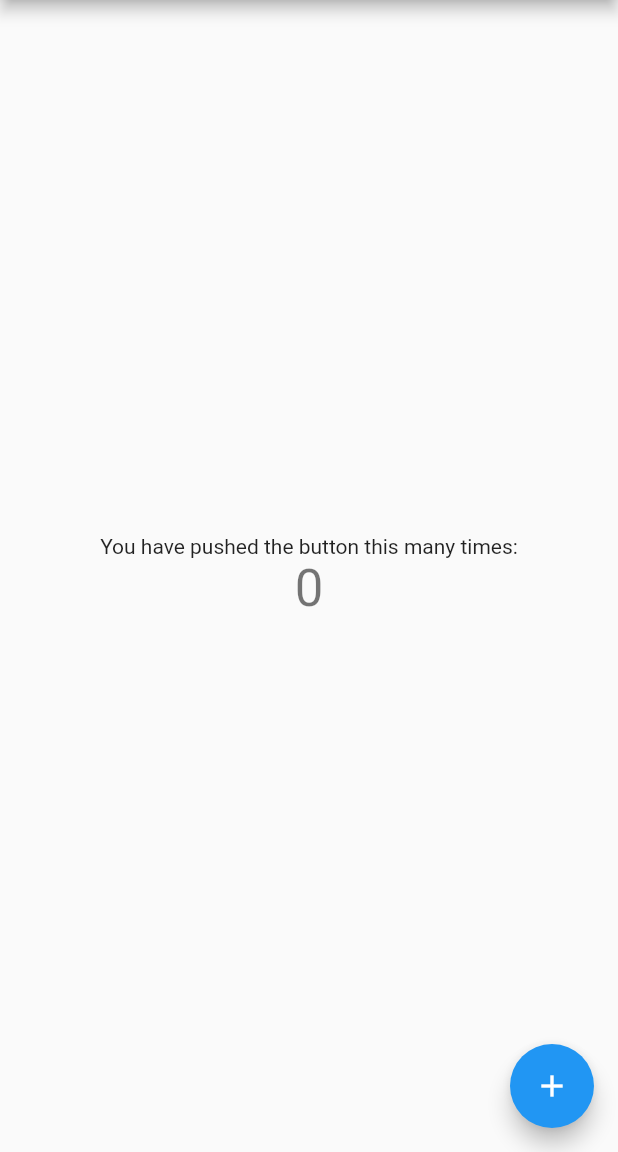
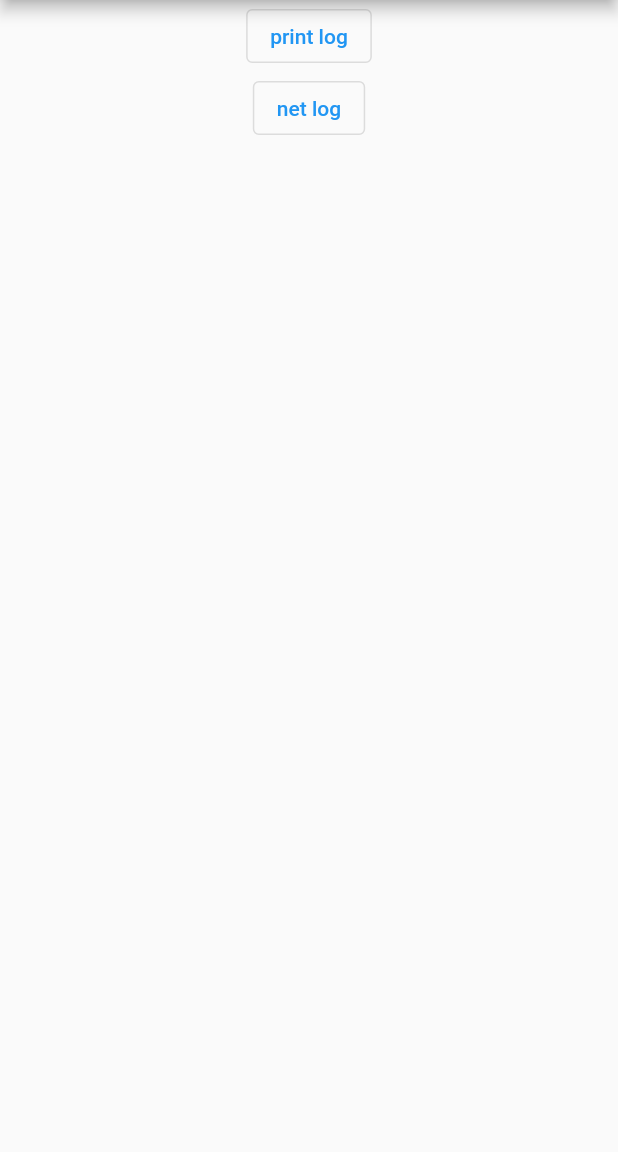
Before and after one commit to zenganiu/flutter_dmcb_logger, a Flutter app: the screen it shows after launch, on a phone screen of 412 x 824 dp, the part 84-1236 px from its top. Run offline on Flutter 3.47's test engine with Material 2 defaults, Android fonts, the phone set to English and light mode, and no system bars.

Commit message:
完善测试用例

```diff
--- /dev/null
+++ b/example/lib/home_page.dart
@@ -0,0 +1,50 @@
+import 'package:flutter/material.dart';
+import 'package:flutter_dmcb_logger/flutter_dmcb_logger.dart';
+
+class MyHomePage extends StatefulWidget {
+  const MyHomePage({super.key, required this.title});
+  final String title;
+
+  @override
+  State<MyHomePage> createState() => _MyHomePageState();
+}
+
+class _MyHomePageState extends State<MyHomePage> {
+  @override
+  void initState() {
+    super.initState();
+  }
+
+  @override
+  Widget build(BuildContext context) {
+    return Scaffold(
+        appBar: AppBar(title: Text(widget.title)),
+        body: SafeArea(
+          child: ListView(
+            children: [
+              Center(
+                child: OutlinedButton(
+                  onPressed: () {
+                    DLogger.info('213312', title: 'info');
+                    DLogger.debug('123132', title: 'debug');
+                    DLogger.warn('123132', title: 'warn');
+                    DLogger.error('123123', title: 'error');
+                  },
+                  child: const Text('print log'),
+                ),
+              ),
+              Center(
+                child: OutlinedButton(
+                  onPressed: () {
+                    DLogger.net(api: 'api');
+                  },
+                  child: const Text('net log'),
+                ),
+              ),
+            ],
+          ),
+        )
+        // This trailing comma makes auto-formatting nicer for build methods.
+        );
+  }
+}
--- a/example/lib/main.dart
+++ b/example/lib/main.dart
@@ -1,3 +1,4 @@
+import 'package:example/home_page.dart';
 import 'package:flutter/material.dart';
 
 void main() {
@@ -6,110 +7,14 @@ void main() {
 
 class MyApp extends StatelessWidget {
   const MyApp({super.key});
-
-  // This widget is the root of your application.
   @override
   Widget build(BuildContext context) {
     return MaterialApp(
       title: 'Flutter Demo',
       theme: ThemeData(
-        // This is the theme of your application.
-        //
-        // Try running your application with "flutter run". You'll see the
-        // application has a blue toolbar. Then, without quitting the app, try
-        // changing the primarySwatch below to Colors.green and then invoke
-        // "hot reload" (press "r" in the console where you ran "flutter run",
-        // or simply save your changes to "hot reload" in a Flutter IDE).
-        // Notice that the counter didn't reset back to zero; the application
-        // is not restarted.
         primarySwatch: Colors.blue,
       ),
       home: const MyHomePage(title: 'Flutter Demo Home Page'),
     );
   }
 }
-
-class MyHomePage extends StatefulWidget {
-  const MyHomePage({super.key, required this.title});
-
-  // This widget is the home page of your application. It is stateful, meaning
-  // that it has a State object (defined below) that contains fields that affect
-  // how it looks.
-
-  // This class is the configuration for the state. It holds the values (in this
-  // case the title) provided by the parent (in this case the App widget) and
-  // used by the build method of the State. Fields in a Widget subclass are
-  // always marked "final".
-
-  final String title;
-
-  @override
-  State<MyHomePage> createState() => _MyHomePageState();
-}
-
-class _MyHomePageState extends State<MyHomePage> {
-  int _counter = 0;
-
-  void _incrementCounter() {
-    setState(() {
-      // This call to setState tells the Flutter framework that something has
-      // changed in this State, which causes it to rerun the build method below
-      // so that the display can reflect the updated values. If we changed
-      // _counter without calling setState(), then the build method would not be
-      // called again, and so nothing would appear to happen.
-      _counter++;
-    });
-  }
-
-  @override
-  Widget build(BuildContext context) {
-    // This method is rerun every time setState is called, for instance as done
-    // by the _incrementCounter method above.
-    //
-    // The Flutter framework has been optimized to make rerunning build methods
-    // fast, so that you can just rebuild anything that needs updating rather
-    // than having to individually change instances of widgets.
-    return Scaffold(
-      appBar: AppBar(
-        // Here we take the value from the MyHomePage object that was created by
-        // the App.build method, and use it to set our appbar title.
-        title: Text(widget.title),
-      ),
-      body: Center(
-        // Center is a layout widget. It takes a single child and positions it
-        // in the middle of the parent.
-        child: Column(
-          // Column is also a layout widget. It takes a list of children and
-          // arranges them vertically. By default, it sizes itself to fit its
-          // children horizontally, and tries to be as tall as its parent.
-          //
-          // Invoke "debug painting" (press "p" in the console, choose the
-          // "Toggle Debug Paint" action from the Flutter Inspector in Android
-          // Studio, or the "Toggle Debug Paint" command in Visual Studio Code)
-          // to see the wireframe for each widget.
-          //
-          // Column has various properties to control how it sizes itself and
-          // how it positions its children. Here we use mainAxisAlignment to
-          // center the children vertically; the main axis here is the vertical
-          // axis because Columns are vertical (the cross axis would be
-          // horizontal).
-          mainAxisAlignment: MainAxisAlignment.center,
-          children: <Widget>[
-            const Text(
-              'You have pushed the button this many times:',
-            ),
-            Text(
-              '$_counter',
-              style: Theme.of(context).textTheme.headlineMedium,
-            ),
-          ],
-        ),
-      ),
-      floatingActionButton: FloatingActionButton(
-        onPressed: _incrementCounter,
-        tooltip: 'Increment',
-        child: const Icon(Icons.add),
-      ), // This trailing comma makes auto-formatting nicer for build methods.
-    );
-  }
-}
--- a/lib/print/print_entity.dart
+++ b/lib/print/print_entity.dart
@@ -32,7 +32,7 @@ class PrintEntity {
   /// [hasPrintLog] 是否控制台打印
   /// [hasWriteLog] 是否写入记录日志
   static void add({
-    PrintType type = PrintType.log,
+    PrintType type = PrintType.info,
     String title = '',
     required Object content,
     bool? hasPrintLog,
```
Also changed, not shown: lib/print/print_type.dart (+5 -5 lines), lib/util/logger.dart (+97 -44 lines), example/pubspec.lock.
